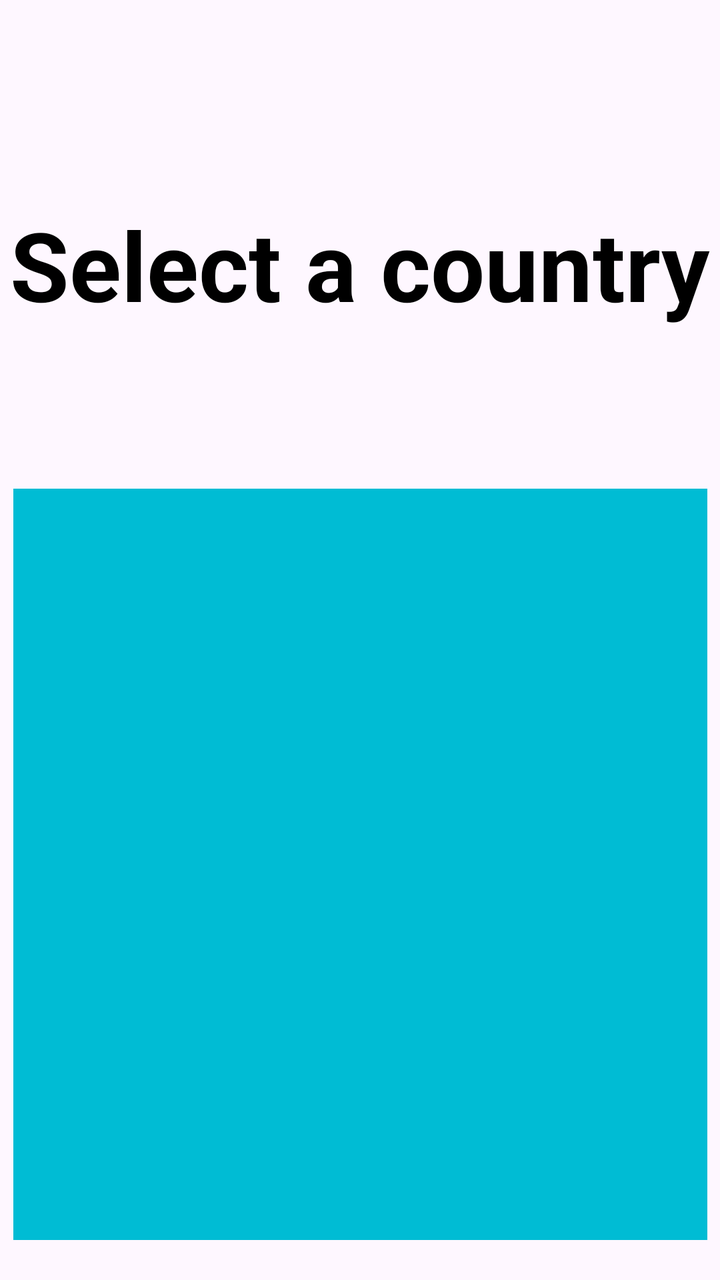
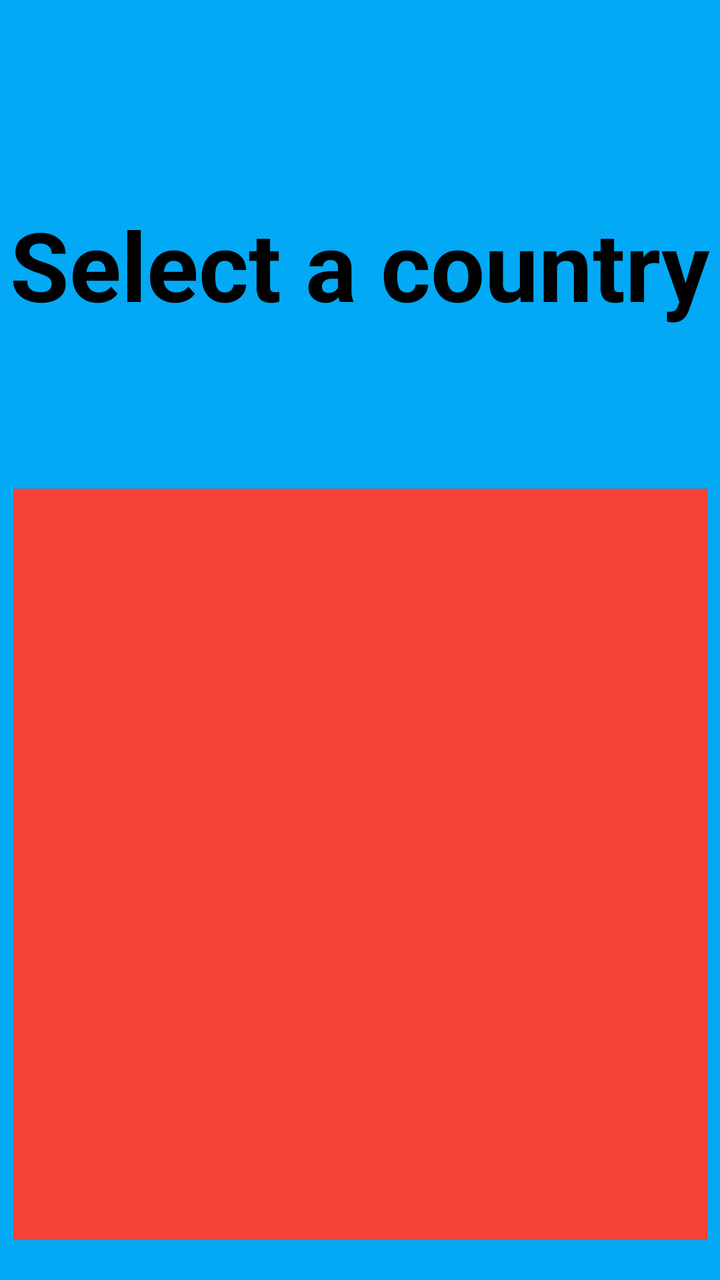

The first picture is an Android layout as it rendered before a commit; the second is the same layout after the commit. The layout source and the unified diff follow.
<!-- AndroidManifest.xml: application theme Theme.CountriesRVApp -->
<!-- res/layout/home_layout.xml -->
<?xml version="1.0" encoding="utf-8"?>
<androidx.constraintlayout.widget.ConstraintLayout
    xmlns:android="http://schemas.android.com/apk/res/android"
    xmlns:app="http://schemas.android.com/apk/res-auto"
    xmlns:tools="http://schemas.android.com/tools"
    android:id="@+id/main"
    android:layout_width="match_parent"
    android:layout_height="match_parent"
    tools:context=".HomeActivity">

    <TextView
        android:id="@+id/selectedCountryTextView"
        android:layout_width="match_parent"
        android:layout_height="wrap_content"
        android:layout_marginTop="100dp"
        android:gravity="center"
        android:text="Select a country"
        android:textColor="#000000"
        android:textSize="48sp"
        android:textStyle="bold"
        app:layout_constraintEnd_toEndOf="parent"
        app:layout_constraintStart_toStartOf="parent"
        app:layout_constraintTop_toTopOf="parent" />

    <androidx.recyclerview.widget.RecyclerView
        android:id="@+id/countriesRV_id"
        android:layout_width="347dp"
        android:layout_height="0dp"
        android:layout_marginStart="20dp"
        android:layout_marginTop="80dp"
        android:layout_marginEnd="20dp"
        android:layout_marginBottom="20dp"
        android:background="#00BCD4"
        app:layout_constraintBottom_toBottomOf="parent"
        app:layout_constraintEnd_toEndOf="parent"
        app:layout_constraintStart_toStartOf="parent"
        app:layout_constraintTop_toBottomOf="@id/selectedCountryTextView"
        app:layout_constraintVertical_bias="0.0" />

</androidx.constraintlayout.widget.ConstraintLayout>
<!-- resources referenced by this layout -->
<resources>
  <style name="Theme.CountriesRVApp" parent="Base.Theme.CountriesRVApp" />
  <style name="Base.Theme.CountriesRVApp" parent="Theme.Material3.DayNight.NoActionBar">
          
          
      </style>
</resources>

<!-- the commit's change to res/layout/home_layout.xml (unified diff, before → after) -->
@@ -1,11 +1,11 @@
 <?xml version="1.0" encoding="utf-8"?>
-<androidx.constraintlayout.widget.ConstraintLayout
-    xmlns:android="http://schemas.android.com/apk/res/android"
+<androidx.constraintlayout.widget.ConstraintLayout xmlns:android="http://schemas.android.com/apk/res/android"
     xmlns:app="http://schemas.android.com/apk/res-auto"
     xmlns:tools="http://schemas.android.com/tools"
     android:id="@+id/main"
     android:layout_width="match_parent"
     android:layout_height="match_parent"
+    android:background="#03A9F4"
     tools:context=".HomeActivity">
 
     <TextView
@@ -30,7 +30,7 @@
         android:layout_marginTop="80dp"
         android:layout_marginEnd="20dp"
         android:layout_marginBottom="20dp"
-        android:background="#00BCD4"
+        android:background="#F44336"
         app:layout_constraintBottom_toBottomOf="parent"
         app:layout_constraintEnd_toEndOf="parent"
         app:layout_constraintStart_toStartOf="parent"
